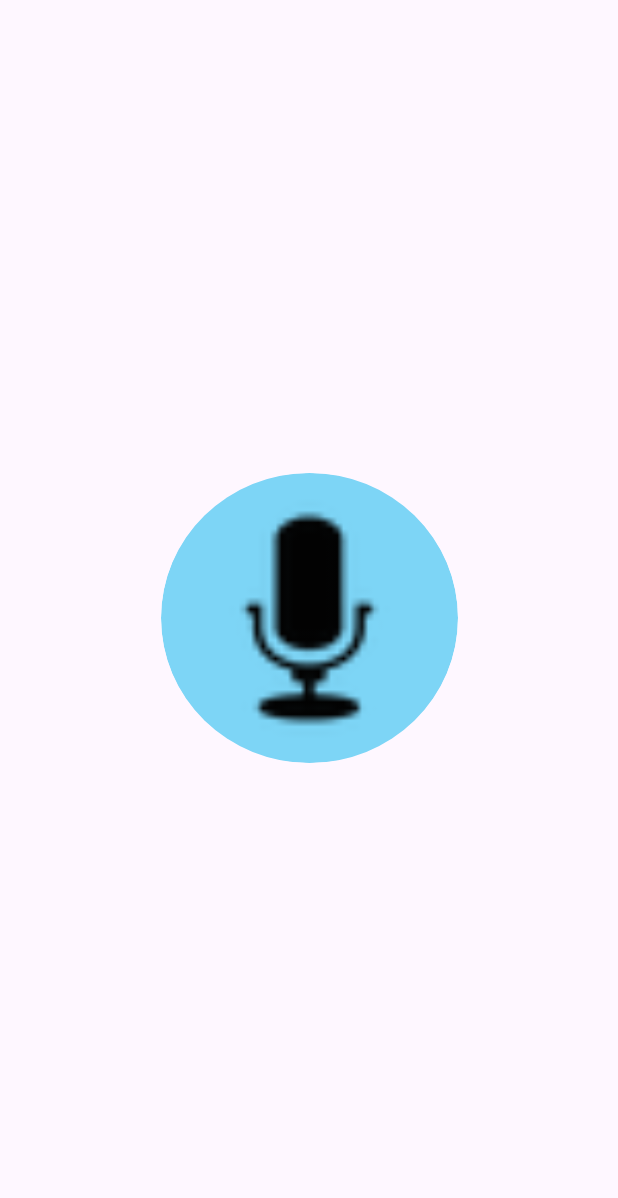
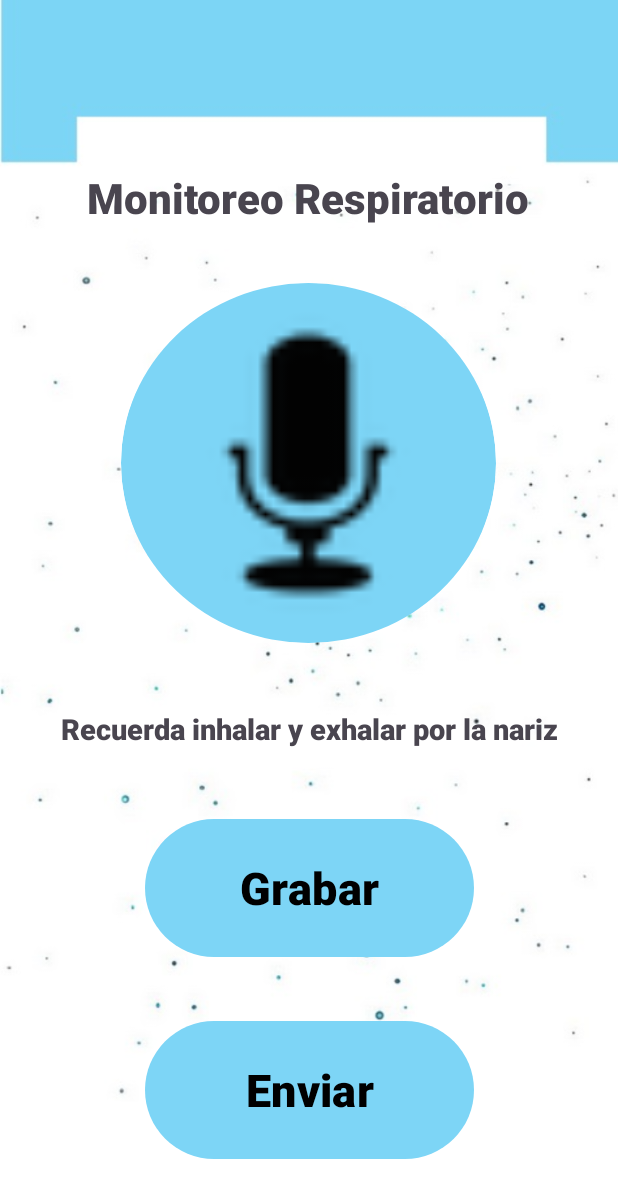
Before and after one commit to carlosfloresmartinez1993/RespiApp1, an Android app: the Monitoreo screen opened directly, with no data from a screen before it, on a phone screen of 412 x 824 dp. Shown: the top 1198 px of the screen. Run offline under Robolectric (Android 15) with nearby library versions, the phone set to English and light mode, and no system bars.

Commit message:
diseño monitoreo, falta editar ic_back

```diff
--- a/app/src/main/res/layout/activity_monitoreo.xml
+++ b/app/src/main/res/layout/activity_monitoreo.xml
@@ -5,12 +5,28 @@
     android:id="@+id/main"
     android:layout_width="match_parent"
     android:layout_height="match_parent"
+    android:background="@drawable/background"
+    android:textAlignment="center"
     tools:context=".Monitoreo">
+
+    <TextView
+        android:id="@+id/instrucciones_mon"
+        android:layout_width="wrap_content"
+        android:layout_height="wrap_content"
+        android:fontFamily="sans-serif-black"
+        android:text="Recuerda inhalar y exhalar por la nariz"
+        android:textAlignment="center"
+        android:textSize="19dp"
+        app:layout_constraintBottom_toBottomOf="parent"
+        app:layout_constraintEnd_toEndOf="parent"
+        app:layout_constraintStart_toStartOf="parent"
+        app:layout_constraintTop_toTopOf="parent"
+        app:layout_constraintVertical_bias="0.592" />
 
     <com.google.android.material.imageview.ShapeableImageView
         android:id="@+id/imageButton2"
-        android:layout_width="198dp"
-        android:layout_height="193dp"
+        android:layout_width="250dp"
+        android:layout_height="240dp"
         android:background="@drawable/btn_circular_background"
         android:backgroundTint="#7dd5f6"
         android:clickable="true"
@@ -19,8 +35,55 @@
         android:tint="#020202"
         app:layout_constraintBottom_toBottomOf="parent"
         app:layout_constraintEnd_toEndOf="parent"
+        app:layout_constraintHorizontal_bias="0.496"
         app:layout_constraintStart_toStartOf="parent"
         app:layout_constraintTop_toTopOf="parent"
+        app:layout_constraintVertical_bias="0.323"
         app:shapeAppearanceOverlay="@style/CircularImageShape"
         app:srcCompat="@android:drawable/ic_btn_speak_now" />
+
+    <TextView
+        android:id="@+id/titulo_mon"
+        android:layout_width="wrap_content"
+        android:layout_height="wrap_content"
+        android:fontFamily="sans-serif-black"
+        android:text="Monitoreo Respiratorio"
+        android:textSize="28sp"
+        app:layout_constraintBottom_toBottomOf="parent"
+        app:layout_constraintEnd_toEndOf="parent"
+        app:layout_constraintHorizontal_bias="0.496"
+        app:layout_constraintStart_toStartOf="parent"
+        app:layout_constraintTop_toTopOf="parent"
+        app:layout_constraintVertical_bias="0.143" />
+
+    <Button
+        android:id="@+id/btnGrabar"
+        android:layout_width="219dp"
+        android:layout_height="100dp"
+        android:text="Grabar"
+        android:fontFamily="sans-serif-black"
+        android:textColor="#000000"
+        android:textSize="30sp"
+        app:backgroundTint="#7dd5f6"
+        app:layout_constraintBottom_toBottomOf="parent"
+        app:layout_constraintEnd_toEndOf="parent"
+        app:layout_constraintStart_toStartOf="parent"
+        app:layout_constraintTop_toTopOf="parent"
+        app:layout_constraintVertical_bias="0.749" />
+
+    <Button
+        android:id="@+id/btnEnviar"
+        android:layout_width="219dp"
+        android:layout_height="100dp"
+        android:text="Enviar"
+        android:fontFamily="sans-serif-black"
+        android:textColor="#000000"
+        android:textSize="30sp"
+        app:backgroundTint="#7dd5f6"
+        app:layout_constraintBottom_toBottomOf="parent"
+        app:layout_constraintEnd_toEndOf="parent"
+        app:layout_constraintStart_toStartOf="parent"
+        app:layout_constraintTop_toTopOf="parent"
+        app:layout_constraintVertical_bias="0.935" />
+
 </androidx.constraintlayout.widget.ConstraintLayout>
--- /dev/null
+++ b/app/src/main/res/mipmap-anydpi-v26/ic_back.xml
@@ -0,0 +1,5 @@
+<?xml version="1.0" encoding="utf-8"?>
+<adaptive-icon xmlns:android="http://schemas.android.com/apk/res/android">
+    <background android:drawable="@drawable/ic_back_background"/>
+    <foreground android:drawable="@mipmap/ic_back_foreground"/>
+</adaptive-icon>
--- /dev/null
+++ b/app/src/main/res/mipmap-anydpi-v26/ic_back_round.xml
@@ -0,0 +1,5 @@
+<?xml version="1.0" encoding="utf-8"?>
+<adaptive-icon xmlns:android="http://schemas.android.com/apk/res/android">
+    <background android:drawable="@drawable/ic_back_background"/>
+    <foreground android:drawable="@mipmap/ic_back_foreground"/>
+</adaptive-icon>
```
Also changed, not shown: app/src/main/res/drawable/ic_back_background.xml (added, +74 -0 lines), app/src/main/ic_back-playstore.png (added), app/src/main/res/mipmap-hdpi/ic_back.webp (added), app/src/main/res/mipmap-hdpi/ic_back_foreground.webp (added), app/src/main/res/mipmap-hdpi/ic_back_round.webp (added), app/src/main/res/mipmap-mdpi/ic_back.webp (added), app/src/main/res/mipmap-mdpi/ic_back_foreground.webp (added), app/src/main/res/mipmap-mdpi/ic_back_round.webp (added), app/src/main/res/mipmap-xhdpi/ic_back.webp (added), app/src/main/res/mipmap-xhdpi/ic_back_foreground.webp (added), app/src/main/res/mipmap-xhdpi/ic_back_round.webp (added), app/src/main/res/mipmap-xxhdpi/ic_back.webp (added), app/src/main/res/mipmap-xxhdpi/ic_back_foreground.webp (added), app/src/main/res/mipmap-xxhdpi/ic_back_round.webp (added), 3 more files.
